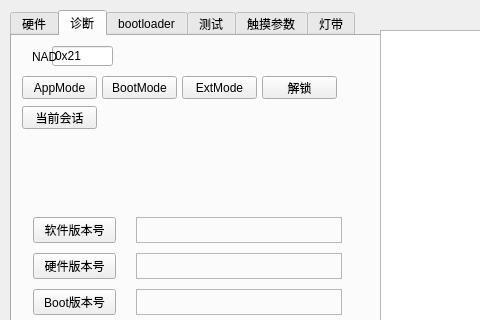
Old version of the form PLinBootloader.ui in the repository sunbeam0529/PLinBootloader; both pictures show x 0 to 480 and y 0 to 320 of the 750 by 450 pixel window.
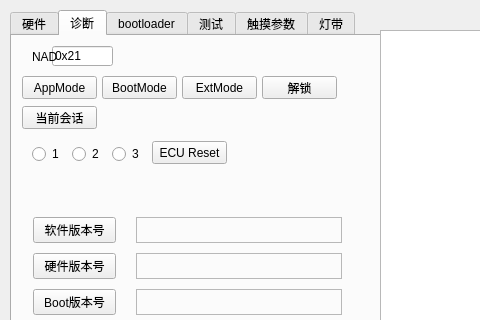
New version of the form. The open tabs and pages were chosen to show the change. Icons and pictures are not drawn. Custom widgets are drawn as their Qt base class.

```diff
--- a/PLinBootloader.ui
+++ b/PLinBootloader.ui
@@ -484,6 +484,58 @@
        <string>当前会话</string>
       </property>
      </widget>
+     <widget class="QPushButton" name="btn_ECUReset">
+      <property name="geometry">
+       <rect>
+        <x>140</x>
+        <y>105</y>
+        <width>75</width>
+        <height>23</height>
+       </rect>
+      </property>
+      <property name="text">
+       <string>ECU Reset</string>
+      </property>
+     </widget>
+     <widget class="QRadioButton" name="radioButton_1">
+      <property name="geometry">
+       <rect>
+        <x>20</x>
+        <y>110</y>
+        <width>31</width>
+        <height>16</height>
+       </rect>
+      </property>
+      <property name="text">
+       <string>1</string>
+      </property>
+     </widget>
+     <widget class="QRadioButton" name="radioButton_2">
+      <property name="geometry">
+       <rect>
+        <x>60</x>
+        <y>110</y>
+        <width>31</width>
+        <height>16</height>
+       </rect>
+      </property>
+      <property name="text">
+       <string>2</string>
+      </property>
+     </widget>
+     <widget class="QRadioButton" name="radioButton_3">
+      <property name="geometry">
+       <rect>
+        <x>100</x>
+        <y>110</y>
+        <width>31</width>
+        <height>16</height>
+       </rect>
+      </property>
+      <property name="text">
+       <string>3</string>
+      </property>
+     </widget>
     </widget>
     <widget class="QWidget" name="tab_3">
      <attribute name="title">
```
Left out of the diff: 2 changed lines with no effect on the pictures.
